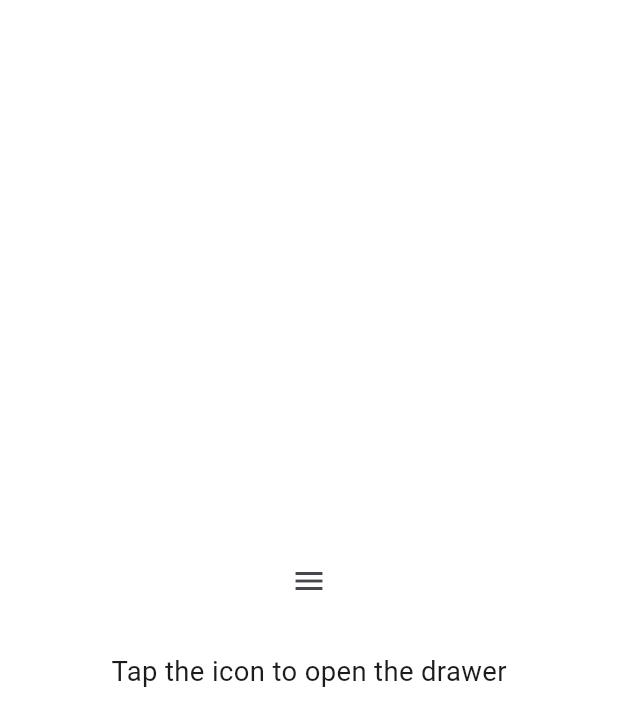
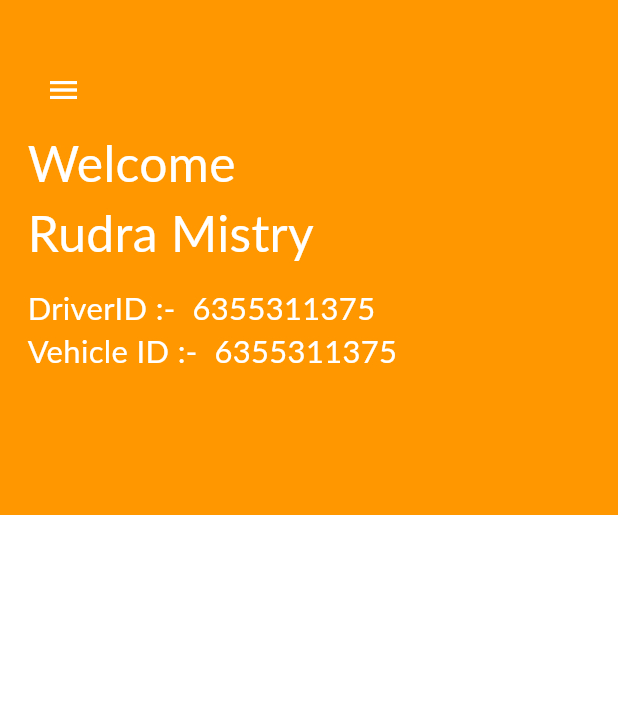
Before and after one commit to rudramistry01/cargo_sync_driver, a Flutter app: the HomeScreen screen opened directly, on a phone screen of 412 x 824 dp. Shown: the top 726 px of the screen. Run offline on Flutter 3.47's test engine with Material 3 defaults, Android fonts, the phone set to English and light mode, and no system bars; our stand-ins replace cached_network_image, flutter_screenutil, flutter_svg, loading_animation_widget, mask_text_input_formatter, shared_preferences and 1 more; missing offline and left inert: http_interceptor; accounts and stored records are empty; Roboto replaces fonts that are missing (Lato); statements that could not run were skipped.

Commit message:
nitisha changes

```diff
--- a/lib/5 screens/home/home_screen.dart
+++ b/lib/5 screens/home/home_screen.dart
@@ -1,3 +1,4 @@
+import 'package:cargo_sync_driver/6%20global%20widgets/text_wideget.dart';
 import 'package:flutter/material.dart';
 import 'package:flutter_screenutil/flutter_screenutil.dart';
 
@@ -13,7 +14,7 @@ class HomeScreen extends StatelessWidget {
           padding: EdgeInsets.zero,
           children: <Widget>[
             DrawerHeader(
-              decoration: BoxDecoration(
+              decoration: const BoxDecoration(
                 color: Colors.orange,
               ),
               child: Text(
@@ -25,7 +26,7 @@ class HomeScreen extends StatelessWidget {
               ),
             ),
             ListTile(
-              leading: Icon(Icons.home),
+              leading: const Icon(Icons.home),
               title: Text(
                 'Home',
                 style: TextStyle(fontSize: 16.sp),
@@ -38,7 +39,7 @@ class HomeScreen extends StatelessWidget {
               },
             ),
             ListTile(
-              leading: Icon(Icons.settings),
+              leading: const Icon(Icons.settings),
               title: Text(
                 'Settings',
                 style: TextStyle(fontSize: 16.sp),
@@ -51,7 +52,7 @@ class HomeScreen extends StatelessWidget {
               },
             ),
             ListTile(
-              leading: Icon(Icons.info),
+              leading: const Icon(Icons.info),
               title: Text(
                 'About',
                 style: TextStyle(fontSize: 16.sp),
@@ -66,22 +67,88 @@ class HomeScreen extends StatelessWidget {
           ],
         ),
       ),
-      body: Center(
+      body: SingleChildScrollView(
         child: Column(
-          mainAxisAlignment: MainAxisAlignment.center,
+          mainAxisAlignment: MainAxisAlignment.start,
+          crossAxisAlignment: CrossAxisAlignment.start,
           children: <Widget>[
+            15.horizontalSpace,
+            Container(
+              height: 300.sp,
+              color: Colors.orange,
+              child: Padding(
+                padding: EdgeInsets.all(16.0.sp),
+                child: Column(
+                  mainAxisAlignment: MainAxisAlignment.start,
+                  crossAxisAlignment: CrossAxisAlignment.start,
+                  children: [
+                    15.verticalSpace,
                     IconButton(
-              icon: Icon(Icons.menu),
+                      icon: const Icon(
+                        Icons.menu,
+                        color: Colors.white,
+                      ),
                       onPressed: () {
                         _scaffoldKey.currentState?.openDrawer();
                       },
                     ),
-            SizedBox(
-                height: 20.h), // Add some space between the icon and the text
-            Text(
-              'Tap the icon to open the drawer',
-              style: TextStyle(fontSize: 16.sp),
+                    const CustomText(
+                      text: "Welcome",
+                      textType: TextType.heading,
+                      textWeight: TextWeight.semiBold,
+                      color: Colors.white,
                     ),
+                    const CustomText(
+                      text: "Rudra Mistry",
+                      textType: TextType.heading,
+                      textWeight: TextWeight.semiBold,
+                      color: Colors.white,
+                    ),
+                    10.verticalSpace,
+                    Row(
+                      mainAxisAlignment: MainAxisAlignment.start,
+                      crossAxisAlignment: CrossAxisAlignment.start,
+                      children: [
+                        10.verticalSpace,
+                        const CustomText(
+                          text: "DriverID :- ",
+                          textType: TextType.bodyLarge,
+                          textWeight: TextWeight.semiBold,
+                          color: Colors.white,
+                        ),
+                        5.horizontalSpace,
+                        const CustomText(
+                          text: "6355311375",
+                          textType: TextType.bodyLarge,
+                          textWeight: TextWeight.semiBold,
+                          color: Colors.white,
+                        ),
+                      ],
+                    ),
+                    Row(
+                      mainAxisAlignment: MainAxisAlignment.start,
+                      crossAxisAlignment: CrossAxisAlignment.start,
+                      children: [
+                        10.verticalSpace,
+                        const CustomText(
+                          text: "Vehicle ID :- ",
+                          textType: TextType.bodyLarge,
+                          textWeight: TextWeight.semiBold,
+                          color: Colors.white,
+                        ),
+                        5.horizontalSpace,
+                        const CustomText(
+                          text: "6355311375",
+                          textType: TextType.bodyLarge,
+                          textWeight: TextWeight.semiBold,
+                          color: Colors.white,
+                        ),
+                      ],
+                    )
+                  ],
+                ),
+              ),
+            )
           ],
         ),
       ),
--- a/lib/8 global utils/initial_loading_screen.dart
+++ b/lib/8 global utils/initial_loading_screen.dart
@@ -2,7 +2,6 @@ import 'package:cargo_sync_driver/1%20model/auth_model.dart';
 import 'package:cargo_sync_driver/4%20view%20model/register_view_model.dart';
 import 'package:cargo_sync_driver/5%20screens/auth/login_screen.dart';
 import 'package:cargo_sync_driver/5%20screens/dashboard/dashboard_screen.dart';
-import 'package:cargo_sync_driver/5%20screens/home/home_screen.dart';
 import 'package:cargo_sync_driver/6%20global%20widgets/text_wideget.dart';
 import 'package:flutter/foundation.dart';
 import 'package:flutter/material.dart';
```
Lines whose indentation alone changed are shown as unchanged.
